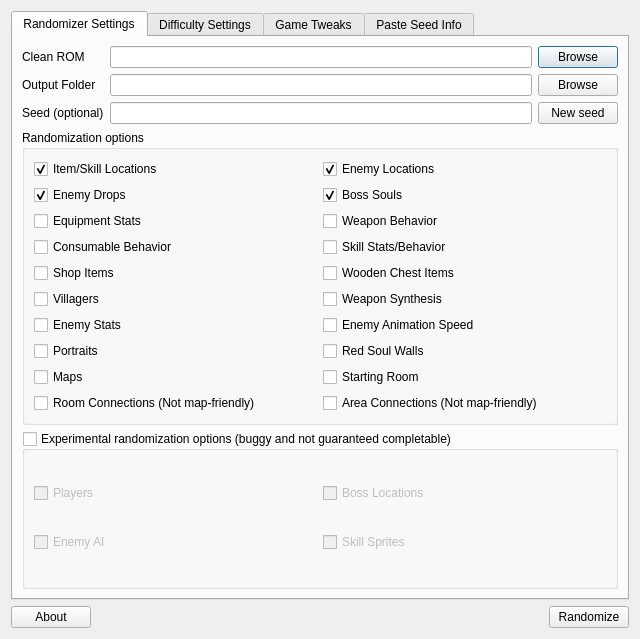
Old version of the form randomizer.ui in the repository LagoLunatic/dsvrandom.
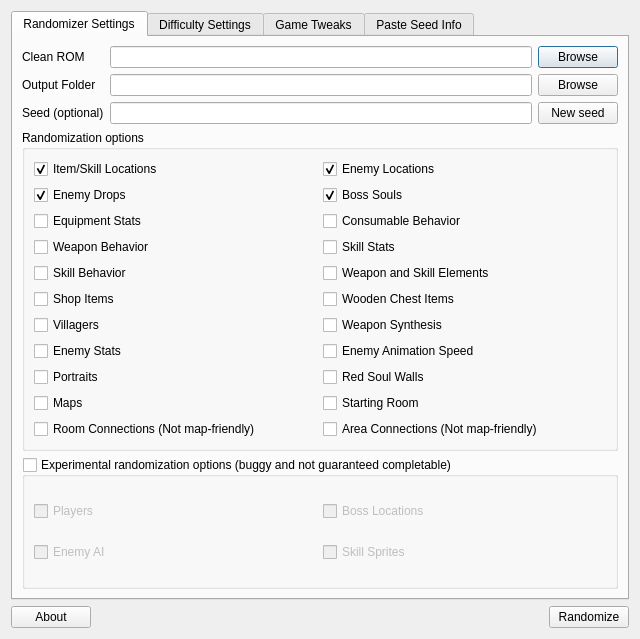
New version of the form. Icons and pictures are not drawn.

Commit message:
Split skill behavior and skill/weapon elements into separate rando options
Also reorganized a lot of relevant code

What changed in the file:
```diff
--- a/randomizer.ui
+++ b/randomizer.ui
@@ -162,20 +162,6 @@
              </widget>
             </item>
             <item>
-             <widget class="QCheckBox" name="randomize_weapon_behavior">
-              <property name="toolTip">
-               <string>Randomizes how weapons behave.</string>
-              </property>
-              <property name="text">
-               <string>Weapon Behavior</string>
-              </property>
-             </widget>
-            </item>
-           </layout>
-          </item>
-          <item>
-           <layout class="QHBoxLayout" name="horizontalLayout_5">
-            <item>
              <widget class="QCheckBox" name="randomize_consumable_behavior">
               <property name="toolTip">
                <string>Randomizes what consumables do and how powerful they are.</string>
@@ -185,13 +171,51 @@
               </property>
              </widget>
             </item>
+           </layout>
+          </item>
+          <item>
+           <layout class="QHBoxLayout" name="horizontalLayout_5">
+            <item>
+             <widget class="QCheckBox" name="randomize_weapon_behavior">
+              <property name="toolTip">
+               <string>Randomizes how weapons behave.</string>
+              </property>
+              <property name="text">
+               <string>Weapon Behavior</string>
+              </property>
+             </widget>
+            </item>
             <item>
              <widget class="QCheckBox" name="randomize_skill_stats">
               <property name="toolTip">
                <string>Randomizes skill stats and how skills behave.</string>
               </property>
               <property name="text">
-               <string>Skill Stats/Behavior</string>
+               <string>Skill Stats</string>
+              </property>
+             </widget>
+            </item>
+           </layout>
+          </item>
+          <item>
+           <layout class="QHBoxLayout" name="horizontalLayout_10">
+            <item>
+             <widget class="QCheckBox" name="randomize_skill_behavior">
+              <property name="toolTip">
+               <string>Randomizes how skills behave.</string>
+              </property>
+              <property name="text">
+               <string>Skill Behavior</string>
+              </property>
+             </widget>
+            </item>
+            <item>
+             <widget class="QCheckBox" name="randomize_weapon_and_skill_elements">
+              <property name="toolTip">
+               <string>Randomizes what elemental damage types and status effects each weapon/skill does.</string>
+              </property>
+              <property name="text">
+               <string>Weapon and Skill Elements</string>
               </property>
              </widget>
             </item>
```
Left out of the diff: 10 changed lines with no effect on the pictures. The commit also changes 3 other files.
